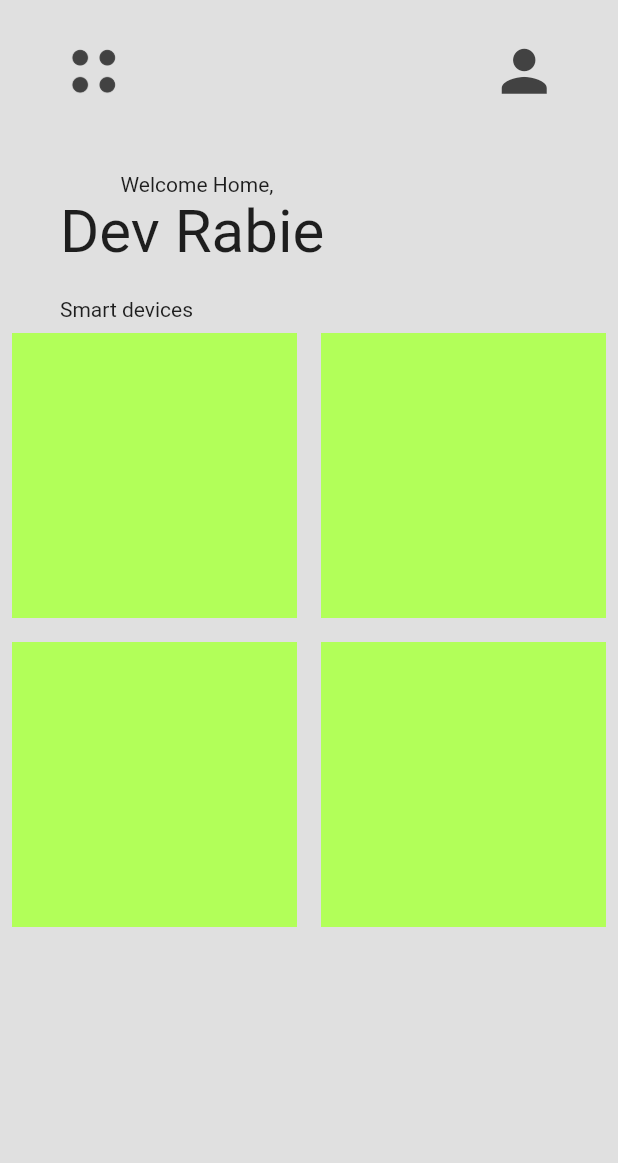
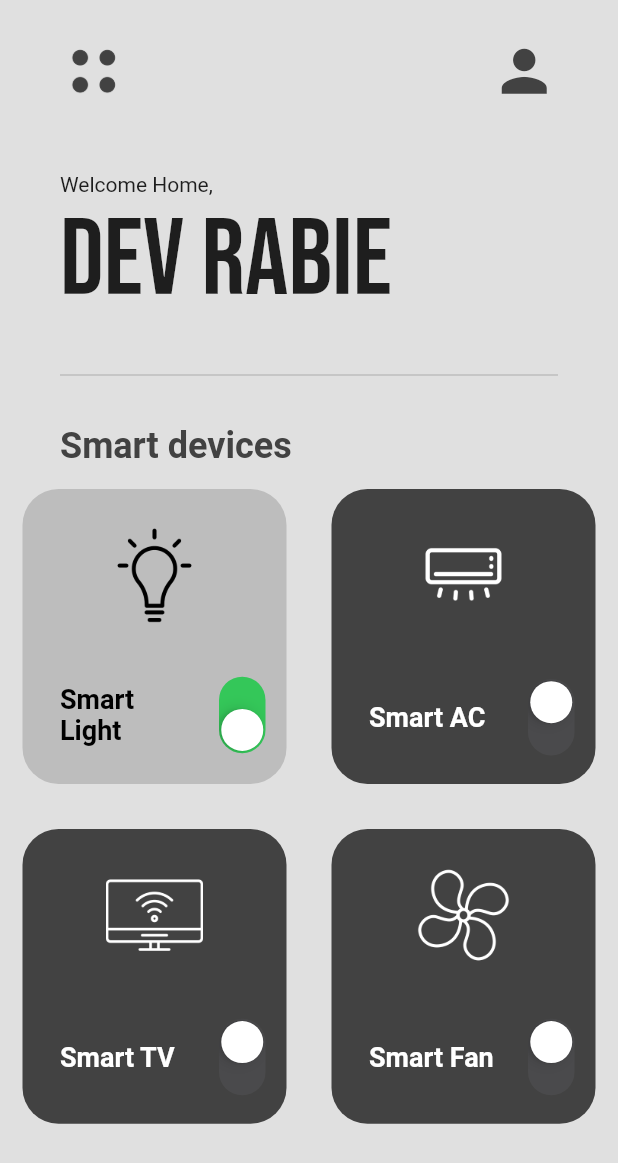
Before and after one commit to rabie90s/modern_smart_home_ui_tut_by_mitch_koko, a Flutter app: the screen it shows after launch, on a phone screen of 412 x 824 dp. Shown: the top 1163 px of the screen. Run offline on Flutter 3.47's test engine with Material 2 defaults, Android fonts, the phone set to English and light mode, and no system bars; our stand-ins replace google_fonts.

Commit message:
day 01 of 99

```diff
--- a/lib/pages/home_page.dart
+++ b/lib/pages/home_page.dart
@@ -1,4 +1,6 @@
 import 'package:flutter/material.dart';
+import 'package:google_fonts/google_fonts.dart';
+import 'package:modern_smart_home_ui_tut_by_mitch_koko/util/smart_device_box.dart';
 
 class HomePage extends StatefulWidget {
   const HomePage({super.key});
@@ -19,6 +21,13 @@ class _HomePageState extends State<HomePage> {
     ['Smart TV', 'lib/icons/smart-tv.png', false],
     ['Smart Fan', 'lib/icons/fan.png', false],
   ];
+
+  void powerSwitchChanged(bool value, int index) {
+    setState(() {
+      mySmartDevices[index][2] = value;
+    });
+  }
+
   @override
   Widget build(BuildContext context) {
     return Scaffold(
@@ -57,35 +66,60 @@ class _HomePageState extends State<HomePage> {
           Padding(
             padding: EdgeInsets.symmetric(horizontal: horizontalPadding),
             child: Column(
-              children: const [
-                Text('Welcome Home, '),
+              crossAxisAlignment: CrossAxisAlignment.start,
+              children: [
+                const Text('Welcome Home,'),
                 Text(
                   'Dev Rabie ',
-                  style: TextStyle(fontSize: 40),
+                  style: GoogleFonts.bebasNeue(
+                    fontSize: 72,
+                  ),
                 ),
               ],
             ),
           ),
 
           const SizedBox(
-            height: 20,
+            height: 25,
           ),
 
+          Padding(
+            padding: EdgeInsets.symmetric(horizontal: horizontalPadding),
+            child: Divider(
+              color: Colors.grey[400],
+              thickness: 1,
+            ),
+          ),
+
+          const SizedBox(
+            height: 25,
+          ),
           // Smart devices + grid:
           Padding(
             padding: EdgeInsets.symmetric(horizontal: horizontalPadding),
-            child: const Text('Smart devices '),
+            child: Text(
+              'Smart devices ',
+              style: TextStyle(
+                fontWeight: FontWeight.bold,
+                fontSize: 24,
+                color: Colors.grey[800],
+              ),
+            ),
           ),
           Expanded(
               child: GridView.builder(
+                  physics: const NeverScrollableScrollPhysics(),
                   itemCount: mySmartDevices.length,
                   gridDelegate: const SliverGridDelegateWithFixedCrossAxisCount(
                     crossAxisCount: 2,
+                    childAspectRatio: 1 / 1.1,
                   ),
                   itemBuilder: (context, index) {
-                    return Padding(
-                      padding: const EdgeInsets.all(8),
-                      child: Container(color: Colors.lightGreenAccent),
+                    return SmartDeviceBox(
+                      smartDeviceName: mySmartDevices[index][0],
+                      iconPath: mySmartDevices[index][1],
+                      powerOn: mySmartDevices[index][2],
+                      onChanged: (value) => powerSwitchChanged(value, index),
                     );
                   }))
         ]),
--- /dev/null
+++ b/lib/util/smart_device_box.dart
@@ -0,0 +1,69 @@
+import 'dart:math';
+
+import 'package:flutter/cupertino.dart';
+import 'package:flutter/material.dart';
+
+class SmartDeviceBox extends StatelessWidget {
+  final String smartDeviceName;
+  final String iconPath;
+  final bool powerOn;
+  void Function(bool)? onChanged;
+
+  SmartDeviceBox({
+    super.key,
+    required this.smartDeviceName,
+    required this.iconPath,
+    required this.powerOn,
+    required this.onChanged,
+  });
+
+  @override
+  Widget build(BuildContext context) {
+    return Padding(
+      padding: const EdgeInsets.all(15.0),
+      child: Container(
+        decoration: BoxDecoration(
+          color: powerOn ? Colors.grey[400] : Colors.grey[800],
+          borderRadius: BorderRadius.circular(24),
+        ),
+        padding: const EdgeInsets.symmetric(vertical: 25),
+        child: Column(
+            mainAxisAlignment: MainAxisAlignment.spaceBetween,
+            children: [
+              // Icon:
+              Image.asset(
+                iconPath,
+                height: 65,
+                color: powerOn ? Colors.black : Colors.white,
+              ),
+
+              // Smart device name + switch:
+              Row(
+                children: [
+                  Expanded(
+                    child: Padding(
+                      padding: const EdgeInsets.only(left: 25.0),
+                      child: Text(
+                        smartDeviceName,
+                        style: TextStyle(
+                          fontWeight: FontWeight.bold,
+                          fontSize: 18,
+                          color: powerOn ? Colors.black : Colors.white,
+                        ),
+                      ),
+                    ),
+                  ),
+                  Transform.rotate(
+                    angle: pi / 2,
+                    child: CupertinoSwitch(
+                      value: powerOn,
+                      onChanged: onChanged,
+                    ),
+                  )
+                ],
+              )
+            ]),
+      ),
+    );
+  }
+}
--- a/pubspec.yaml
+++ b/pubspec.yaml
@@ -36,6 +36,7 @@ dependencies:
   # The following adds the Cupertino Icons font to your application.
   # Use with the CupertinoIcons class for iOS style icons.
   cupertino_icons: ^1.0.2
+  google_fonts: ^3.0.1
 
 dev_dependencies:
   flutter_test:
```
Also changed, not shown: pubspec.lock, 7 other files.
